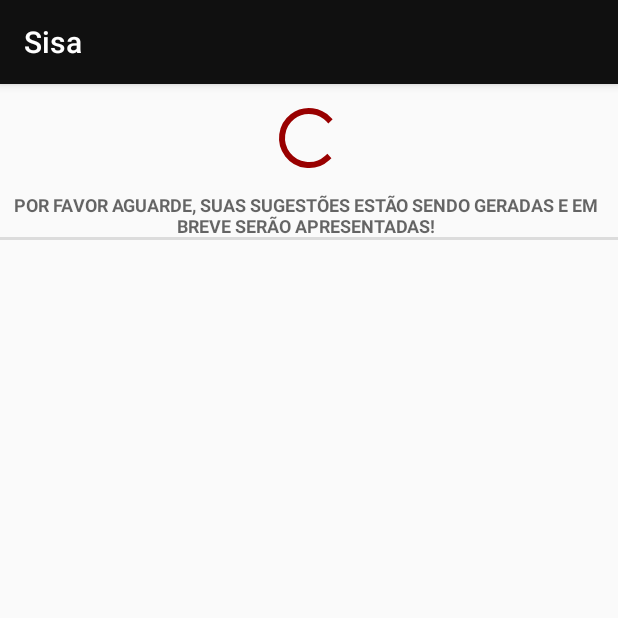
After one commit to elntele/Sisa, an Android app: the PreGerarRecomendacoesActivity screen opened directly, with no data from a screen before it, on a phone screen of 412 x 824 dp, the top half of it. The commit adds this screen. Run offline under Robolectric (Android 15) with nearby library versions, the phone set to English and light mode, and no system bars.

Commit message:
Activity PreGerarRecomendações funcionando.
Criação da classe PreGerarRecomendações.java e do seu respectivo layout. Tudo funcionando.

```diff
--- a/app/src/main/AndroidManifest.xml
+++ b/app/src/main/AndroidManifest.xml
@@ -7,7 +7,6 @@
     <uses-permission android:name="android.permission.READ_PROFILE"/>
     <uses-permission android:name="android.permission.READ_CONTACTS"/>
 
-
     <application
         android:allowBackup="true"
         android:icon="@mipmap/sisa_brand"
@@ -15,7 +14,6 @@
         android:roundIcon="@mipmap/ic_launcher_round"
         android:supportsRtl="true"
         android:theme="@style/AppTheme">
-
         <activity android:name=".LoginActivity"> <!-- tem que retirar o / daqui -->
             <intent-filter>
                 <action android:name="android.intent.action.MAIN"/>
@@ -46,6 +44,8 @@
         <activity android:name=".GradeImagemActivity">
         </activity>
         <activity android:name=".DisciplinaActivity"/>
+        <activity android:name=".PreGerarRecomendacoesActivity">
+        </activity>
     </application>
 
 </manifest>
--- /dev/null
+++ b/app/src/main/java/br/ufrpe/android/sisa/PreGerarRecomendacoesActivity.java
@@ -0,0 +1,24 @@
+package br.ufrpe.android.sisa;
+
+import android.support.v7.app.AppCompatActivity;
+import android.os.Bundle;
+import android.widget.ProgressBar;
+import android.widget.QuickContactBadge;
+import android.widget.TextView;
+
+public class PreGerarRecomendacoesActivity extends AppCompatActivity {
+
+ //   private QuickContactBadge mQuickContactBadge;
+    private ProgressBar mProgressBar;
+    private TextView mMensagemTextView;
+
+    @Override
+    protected void onCreate(Bundle savedInstanceState) {
+        super.onCreate(savedInstanceState);
+        setContentView(R.layout.activity_pre_gerar_recomendacoes);
+
+     //   mQuickContactBadge = (QuickContactBadge) findViewById(R.id.sisa_quickContactBadge);
+        mProgressBar = (ProgressBar) findViewById(R.id.sisa_progressBar);
+        mMensagemTextView = (TextView) findViewById(R.id.mensagem_textView);
+    }
+}
--- a/app/src/main/java/br/ufrpe/android/sisa/TelaInicialActivity.java
+++ b/app/src/main/java/br/ufrpe/android/sisa/TelaInicialActivity.java
@@ -58,6 +58,16 @@ public class TelaInicialActivity extends AppCompatActivity
             public void onClick(View v) {
                 //Aqui deve conter o código que quando acionar o botão cadastrar ele deverá ir para tela de cadastro.
                 Intent intent = new Intent(TelaInicialActivity.this, GradeImagemActivity.class);
+                startActivity(intent);
+            }
+        });
+
+        tv = (TextView) findViewById(R.id.gerar_recomendcoes_text_view);
+        tv.setOnClickListener(new View.OnClickListener(){
+            @Override
+            public void onClick(View v) {
+
+                Intent intent = new Intent(TelaInicialActivity.this, PreGerarRecomendacoesActivity.class);
                 startActivity(intent);
             }
         });
--- a/app/src/main/res/layout/activity_cadastro_aluno.xml
+++ b/app/src/main/res/layout/activity_cadastro_aluno.xml
@@ -76,10 +76,11 @@
                 android:inputType="number"/>
 
             <TextView
+                style="?android:listSeparatorTextViewStyle"
                 android:id="@+id/area_preferencia_text_view"
                 android:layout_width="match_parent"
                 android:layout_height="wrap_content"
-                android:textSize="18dp"
+                android:textSize="14dp"
                 android:text="Selecione a sua área de preferência"/>
 
             <CheckBox
--- /dev/null
+++ b/app/src/main/res/layout/activity_pre_gerar_recomendacoes.xml
@@ -0,0 +1,38 @@
+<?xml version="1.0" encoding="utf-8"?>
+<LinearLayout
+    xmlns:android="http://schemas.android.com/apk/res/android"
+    xmlns:app="http://schemas.android.com/apk/res-auto"
+    android:layout_width="match_parent"
+    android:layout_height="match_parent"
+    android:orientation="vertical"
+    android:layout_gravity="center_horizontal">
+
+
+    <ProgressBar
+        android:id="@+id/sisa_progressBar"
+        style="?android:attr/progressBarStyle"
+        android:layout_width="match_parent"
+        android:layout_height="wrap_content"
+        android:padding="12dp"
+        android:paddingTop="20dp"
+        android:paddingLeft="12dp"
+        android:paddingRight="12dp"
+        android:paddingBottom="20dp"
+        android:indeterminateTint="#990000"
+        android:layout_gravity="center_horizontal"/>
+
+    <TextView
+        style="?android:listSeparatorTextViewStyle"
+        android:id="@+id/mensagem_textView"
+        android:layout_width="match_parent"
+        android:layout_height="wrap_content"
+        android:layout_gravity="center_horizontal"
+        android:textSize="12dp"
+        android:gravity="center_horizontal"
+        android:textAlignment="center"
+        android:paddingRight="12dp"
+        android:paddingLeft="12dp"
+        android:text="Por favor aguarde, suas sugestões estão sendo geradas e em breve serão apresentadas!"/>
+
+
+</LinearLayout>
```
